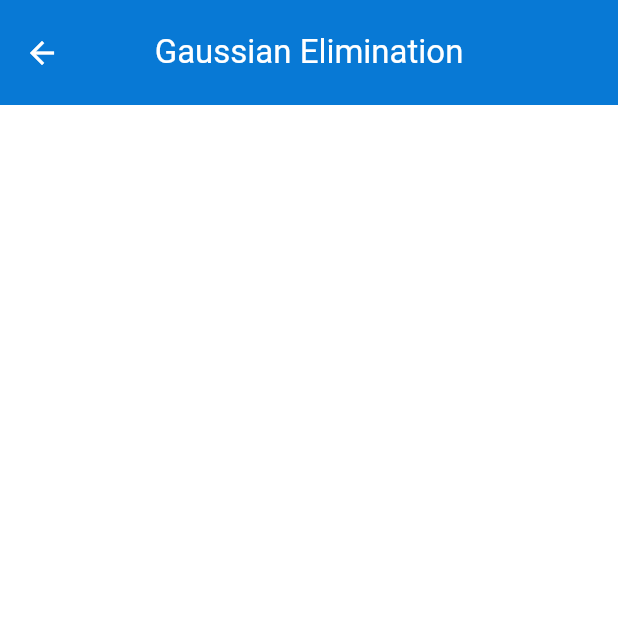
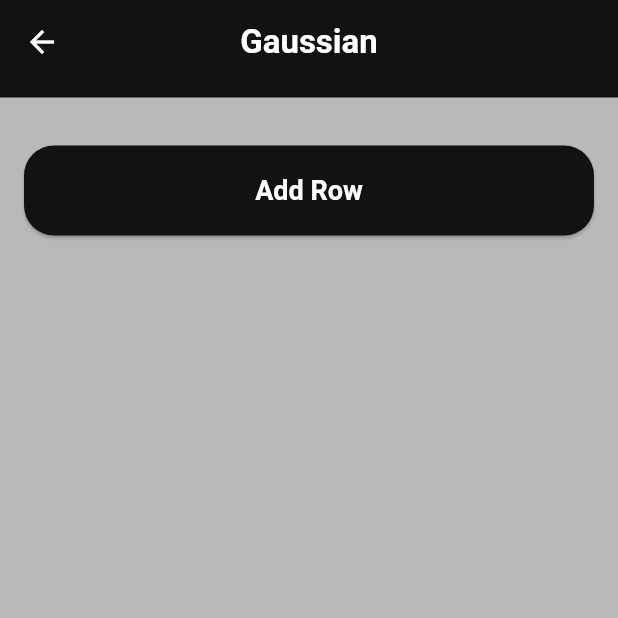
Before and after one commit to Abdelsalam-14/Matrices-Project, a Flutter app: the ToggleScreen screen opened directly, after a tap on "Gaussian", on a phone screen of 412 x 824 dp, the top half of it. Run offline on Flutter 3.47's test engine with Material 3 defaults, Android fonts, the phone set to English and light mode, and no system bars; missing offline and left inert: animated_widgets_flutter.

Commit message:
working on operations screen

```diff
--- a/lib/screens/first.dart
+++ /dev/null
@@ -1,31 +0,0 @@
-import 'package:flutter/material.dart';
-
-class first extends StatefulWidget {
-  const first({super.key});
-
-  @override
-  State<first> createState() => _firstState();
-}
-
-class _firstState extends State<first> {
-  @override
-  Widget build(BuildContext context) {
-    return Scaffold(
-        appBar: AppBar(
-            toolbarHeight: 70,
-            title: (const Text(" Gaussian Elimination ")),
-            backgroundColor: const Color.fromARGB(255, 8, 121, 213),
-            titleTextStyle: const TextStyle(
-              color: Colors.white,
-              fontSize: 22,
-            )),
-        body: Container(
-            color: const Color.fromARGB(255, 255, 255, 255),
-            height: double.infinity,
-            width: double.infinity,
-            child: const Column(
-              mainAxisAlignment: MainAxisAlignment.center,
-              children: [],
-            )));
-  }
-}
--- /dev/null
+++ b/lib/screens/operations_screen.dart
@@ -0,0 +1,52 @@
+import 'package:course_flutter/widgets/general_widgets.dart';
+import 'package:flutter/material.dart';
+
+import '../widgets/general_methods.dart';
+
+class OperationsScreen extends StatefulWidget {
+  final String appBarTitle;
+  const OperationsScreen({Key? key, required this.appBarTitle})
+      : super(key: key);
+
+  @override
+  State<OperationsScreen> createState() => _OperationsScreenState();
+}
+
+class _OperationsScreenState extends State<OperationsScreen> {
+  List<List<double>> matrix = [
+    // [1, 2, 3],
+    // [4, 5, 6],
+    // [7, 8, 9]
+  ];
+  TextEditingController controller = TextEditingController();
+  final GlobalKey _formKey = GlobalKey<FormState>();
+  @override
+  Widget build(BuildContext context) {
+    return Scaffold(
+      appBar: CustomAppBar(title: widget.appBarTitle, isPop: true),
+      body: Form(
+        key: _formKey,
+        child: ListView(
+          padding: const EdgeInsets.all(16),
+          children: [
+            if (matrix.isNotEmpty)
+              Container(
+                alignment: Alignment.center,
+                padding: const EdgeInsets.all(12),
+                width: MediaQuery.of(context).size.width / 2,
+                child: Text(matrixToString(matrix),
+                    style: const TextStyle(
+                        fontSize: 18, fontWeight: FontWeight.w600)),
+              ),
+            const SizedBox(height: 16),
+            AppButton(
+                title: "Add Row",
+                onPressed: () {
+                  setState(() {});
+                }),
+          ],
+        ),
+      ),
+    );
+  }
+}
--- a/lib/screens/toggle_screen.dart
+++ b/lib/screens/toggle_screen.dart
@@ -1,8 +1,7 @@
-import 'package:course_flutter/screens/second.dart';
-import 'package:course_flutter/widgets/general_widgets.dart';
 import 'package:flutter/material.dart';
 
-import 'first.dart';
+import '../widgets/general_widgets.dart';
+import 'operations_screen.dart';
 
 class ToggleScreen extends StatefulWidget {
   const ToggleScreen({super.key});
@@ -32,31 +31,18 @@ class _ToggleScreenState extends State<ToggleScreen> {
                             borderRadius: BorderRadius.circular(20),
                             image: DecorationImage(
                                 image: AssetImage("images/${images[index]}"),
-                              fit: BoxFit.fill))
-                    ),
-
+                                fit: BoxFit.fill))),
                     const SizedBox(height: 16),
                     AppButton(
                         title: buttonNames[index],
                         onPressed: () {
-                          if (index == 0) {
                           Navigator.push(
                               context,
                               MaterialPageRoute(
-                                    builder: (context) => const first()));
-                          } else if (index == 1) {
-                            Navigator.push(
-                                context,
-                                MaterialPageRoute(
-                                    builder: (context) => const second()));
-                          } else {
-                            // Navigator.push(
-                            //     context,
-                            //     MaterialPageRoute(
-                            //         builder: (context) => const third()));
-                          }
+                                  builder: (context) => OperationsScreen(
+                                      appBarTitle: buttonNames[index])));
                         })
-                  ],
+                  ]
                 )));
   }
 }
--- /dev/null
+++ b/lib/widgets/general_methods.dart
@@ -0,0 +1,19 @@
+String matrixToString(List<List<double>> matrix) {
+  String result = '';
+
+  for (var row in matrix) {
+    result += row.map((e) => e.toStringAsFixed(2)).toList().toString() + '\n';
+  }
+
+  return result;
+}
+
+
+void printMatrix(List<List<double>> matrix) {
+
+  for (var row in matrix) {
+    print(row.map((e) => e.toStringAsFixed(2)).toList());
+  }
+  print('');
+
+}
--- a/lib/widgets/general_widgets.dart
+++ b/lib/widgets/general_widgets.dart
@@ -16,9 +16,11 @@ class CustomAppBar extends StatelessWidget implements PreferredSizeWidget {
 }
 
 class AppButton extends StatelessWidget {
-  final String title;
+  final String? title;
+  final IconData? icon;
+  final Widget? child;
   final void Function()? onPressed;
-  const AppButton({Key? key, required this.title, this.onPressed})
+  const AppButton({Key? key,   this.title, this.onPressed,   this.icon,   this.child})
       : super(key: key);
 
   @override
@@ -27,11 +29,22 @@ class AppButton extends StatelessWidget {
         style: ElevatedButton.styleFrom(
             minimumSize: Size(MediaQuery.of(context).size.width, 60)),
         onPressed: onPressed,
-        child: Text(
-          title,
+        child:child??(title==null?Icon(icon!,size: 28,color: Colors.white): Text(
+          title!,
           style: const TextStyle(
             color: Colors.white,
           ),
-        ));
+        )));
   }
 }
+
+class AppTextFormField  extends StatelessWidget {
+  const AppTextFormField ({Key? key}) : super(key: key);
+
+  @override
+  Widget build(BuildContext context) {
+    return   TextFormField (
+
+    );
+  }
+}
```
Also changed, not shown: lib/screens/second.dart (deleted, +0 -31 lines), lib/screens/splash_screen.dart (+38 -12 lines). Lines whose indentation alone changed are shown as unchanged.
